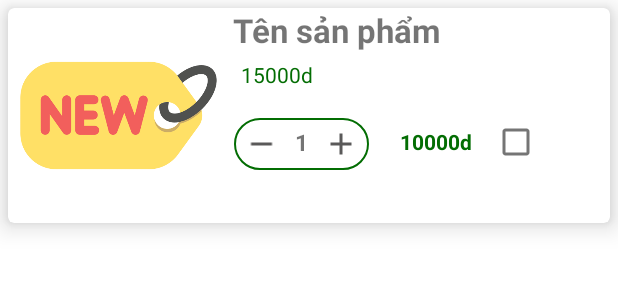
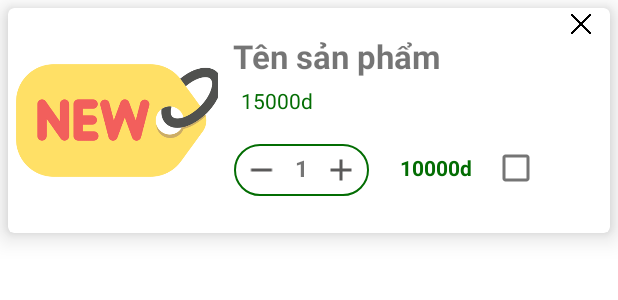
Before and after one commit to ducshntrong/DACS3_banXe, an Android app: the layout item_giohang.xml on its own in the app's theme, with its tools: preview values and no code run, on a phone screen of 412 x 824 dp. Shown: the top 300 px of the screen. Run offline under Robolectric (Android 15) with nearby library versions, the phone set to English and light mode, and no system bars.

Commit message:
app bán xe

```diff
--- a/app/src/main/java/com/example/banhang/activity/DangNhapActivity.java
+++ b/app/src/main/java/com/example/banhang/activity/DangNhapActivity.java
@@ -153,6 +153,8 @@ public class DangNhapActivity extends AppCompatActivity {
                                 Intent intent = new Intent(getApplicationContext(), MainActivity.class);
                                 startActivity(intent);
                                 finish();
+                            }else{
+                                Toast.makeText(getApplicationContext(), "Email hoặc mật khẩu không chính xác", Toast.LENGTH_LONG).show();
                             }
                         },
                         throwable -> {
--- a/app/src/main/res/layout/item_giohang.xml
+++ b/app/src/main/res/layout/item_giohang.xml
@@ -17,11 +17,20 @@
             android:scaleType="centerCrop"
             android:src="@drawable/iconnew_h512"
             android:layout_width="140dp"
-            android:layout_height="143dp"/>
+            android:layout_height="150dp"/>
         <LinearLayout
             android:orientation="vertical"
             android:layout_width="match_parent"
             android:layout_height="wrap_content">
+            <ImageView
+                android:id="@+id/img_delete"
+                android:layout_width="13dp"
+                android:layout_height="13dp"
+                android:layout_alignParentEnd="true"
+                android:layout_centerVertical="true"
+                android:src="@drawable/ic_cross"
+                android:layout_marginStart="235dp"
+                android:layout_marginTop="4dp"/>
             <TextView
                 android:id="@+id/item_giohang_tensp"
                 android:text="Tên sản phẩm"
```
Also changed, not shown: app/src/main/java/com/example/banhang/activity/MainActivity.java (+6 -6 lines), app/src/main/java/com/example/banhang/adapter/GioHangAdapter.java (+17 -14 lines), app/src/main/res/drawable/ic_cross.png (added).
